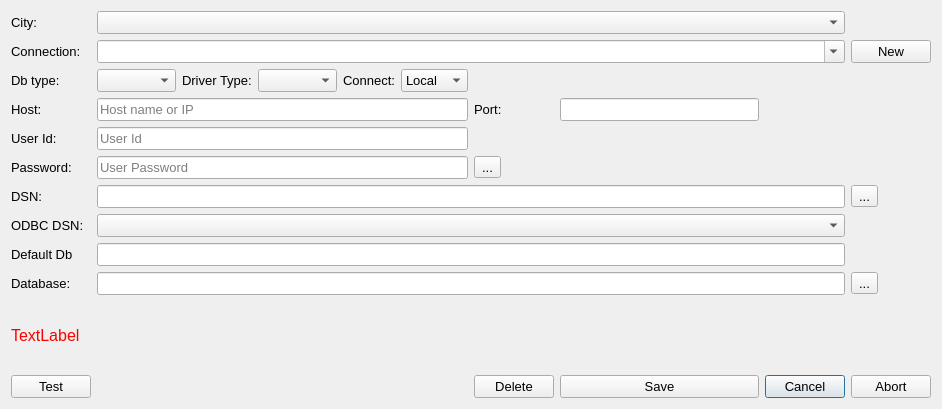
Old version of the form mapper_app/ui/editconnectionsdlg.ui in the repository allenck/mapper.
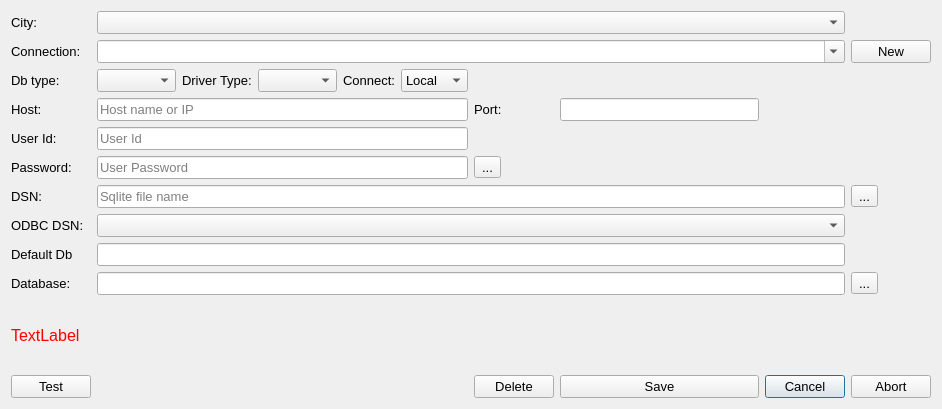
New version of the form. Icons and pictures are not drawn.

Diff of the .ui file:
```diff
--- a/mapper_app/ui/editconnectionsdlg.ui
+++ b/mapper_app/ui/editconnectionsdlg.ui
@@ -221,6 +221,9 @@
      <property name="toolTip">
       <string>&lt;html&gt;&lt;head/&gt;&lt;body&gt;&lt;p&gt;Depending on which SQL database program you are using, this should be the filename of the file containing the data or a schema name. For SQLITE databases this will be a .sqlite3 file. &lt;/p&gt;&lt;/body&gt;&lt;/html&gt;</string>
      </property>
+     <property name="placeholderText">
+      <string>Sqlite file name</string>
+     </property>
     </widget>
    </item>
    <item row="2" column="0">
```
Left out of the diff: 6 changed lines with no effect on the pictures.
